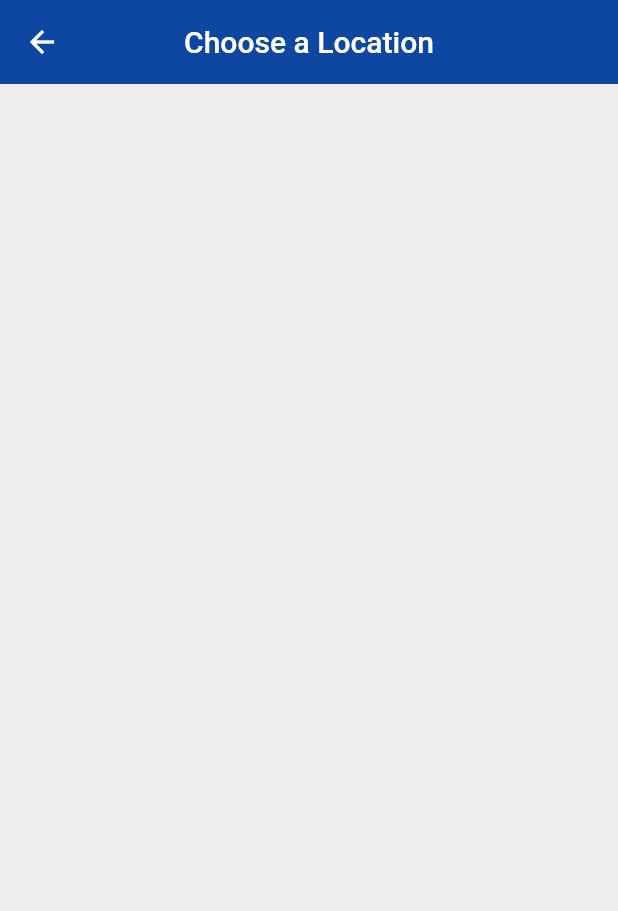
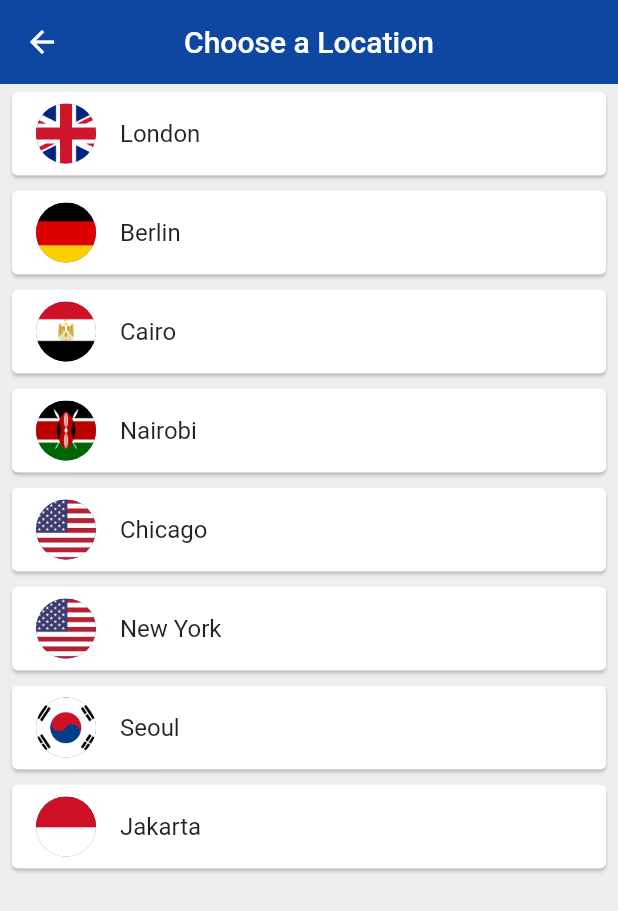
Before and after one commit to rydwan10/flutter-world-time-app, a Flutter app: the ChooseLocation screen opened by its route, on a phone screen of 412 x 824 dp. Shown: the top 911 px of the screen. Run offline on Flutter 3.47's test engine with Material 2 defaults, Android fonts, the phone set to English and light mode, and no system bars; our stand-ins replace flutter_spinkit; network calls fail.

Commit message:
Finish the app

```diff
--- a/lib/pages/choose_location.dart
+++ b/lib/pages/choose_location.dart
@@ -1,4 +1,5 @@
 import 'package:flutter/material.dart';
+import 'package:world_time_app/services/world_time.dart';
 
 class ChooseLocation extends StatefulWidget {
   ChooseLocation({Key? key}) : super(key: key);
@@ -8,6 +9,29 @@ class ChooseLocation extends StatefulWidget {
 }
 
 class _ChooseLocationState extends State<ChooseLocation> {
+  List<WorldTime> locations = [
+    WorldTime(url: 'Europe/London', location: 'London', flag: 'uk.png'),
+    WorldTime(url: 'Europe/Berlin', location: 'Berlin', flag: 'germany.png'),
+    WorldTime(url: 'Africa/Cairo', location: 'Cairo', flag: 'egypt.png'),
+    WorldTime(url: 'Africa/Nairobi', location: 'Nairobi', flag: 'kenya.png'),
+    WorldTime(url: 'America/Chicago', location: 'Chicago', flag: 'usa.png'),
+    WorldTime(url: 'America/New_York', location: 'New York', flag: 'usa.png'),
+    WorldTime(url: 'Asia/Seoul', location: 'Seoul', flag: 'south_korea.png'),
+    WorldTime(url: 'Asia/Jakarta', location: 'Jakarta', flag: 'indonesia.png'),
+  ];
+
+  void updateTime(index) async {
+    WorldTime instance = locations[index];
+    await instance.getTime();
+    // Navigate to home screen
+    Navigator.pop(context, {
+      "location": instance.location,
+      "flag": instance.flag,
+      "time": instance.time,
+      "isDaytime": instance.isDaytime
+    });
+  }
+
   @override
   Widget build(BuildContext context) {
     return Scaffold(
@@ -18,6 +42,25 @@ class _ChooseLocationState extends State<ChooseLocation> {
           centerTitle: true,
           elevation: 0,
         ),
+        body: ListView.builder(
+            itemBuilder: (context, index) {
+              return Padding(
+                padding:
+                    const EdgeInsets.symmetric(vertical: 1.0, horizontal: 4.0),
+                child: Card(
+                  child: ListTile(
+                    onTap: () {
+                      updateTime(index);
+                    },
+                    title: Text(locations[index].location),
+                    leading: CircleAvatar(
+                      backgroundImage:
+                          AssetImage("assets/${locations[index].flag}"),
+                    ),
+                  ),
+                ),
               );
+            },
+            itemCount: locations.length));
   }
 }
--- a/lib/services/world_time.dart
+++ b/lib/services/world_time.dart
@@ -1,11 +1,13 @@
 import 'package:http/http.dart';
+import 'package:intl/intl.dart';
 import 'dart:convert';
 
 class WorldTime {
   String location = ""; // location name for UI
-  String time = "";
-  String flag = "";
-  String url = "";
+  String time = ""; // the time in that location
+  String flag = ""; // url for an asset flag icon
+  String url = ""; // location url for api endpoint
+  bool isDaytime = true; // true or false if daytime or not
 
   WorldTime({required this.location, required this.flag, required this.url});
 
@@ -24,7 +26,8 @@ class WorldTime {
       now = now.add(Duration(hours: int.parse(offset)));
 
       // Set the time property
-      time = now.toString();
+      isDaytime = now.hour > 6 && now.hour < 20 ? true : false;
+      time = DateFormat.jm().format(now);
     } catch (e) {
       print('Error http request $e');
       time = "An error occured";
```
Also changed, not shown: lib/pages/home.dart (+63 -8 lines), lib/pages/loading.dart (+9 -8 lines), pubspec.yaml (+4 -3 lines), assets/day.png (added), assets/egypt.png (added), assets/germany.png (added), assets/greece.png (added), assets/indonesia.png (added), assets/kenya.png (added), assets/night.png (added), assets/south_korea.png (added), assets/uk.png (added), assets/usa.png (added), pubspec.lock. Lines whose indentation alone changed are shown as unchanged.
